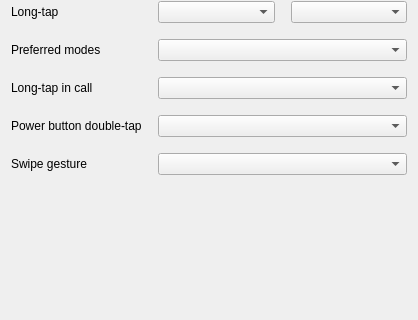
The window that openfreebuds_qt/designer/module_geatures.ui (melianmiko/OpenFreebuds) describes before a commit, drawn with Qt 5; both pictures show x 0 to 418 and y 212 to 532 of the 418 by 532 pixel window.
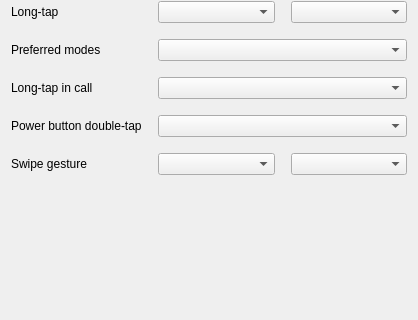
The same window after the commit.

Diff of the .ui file:
```diff
--- a/openfreebuds_qt/designer/module_geatures.ui
+++ b/openfreebuds_qt/designer/module_geatures.ui
@@ -138,7 +138,10 @@
      </property>
     </widget>
    </item>
-   <item row="10" column="1" colspan="2">
+   <item row="10" column="2">
+    <widget class="QComboBox" name="swipe_right"/>
+   </item>
+   <item row="10" column="1">
     <widget class="QComboBox" name="swipe_left"/>
    </item>
    <item row="5" column="2">
```
Left out of the diff: 1 changed line with no effect on the pictures.
